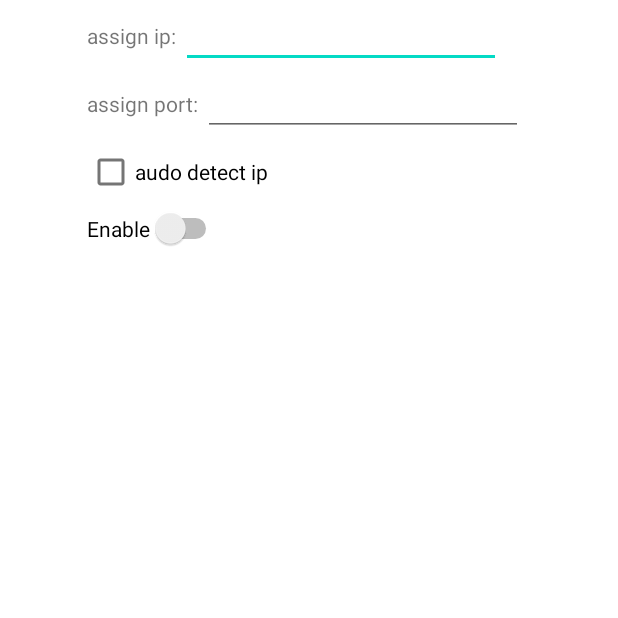
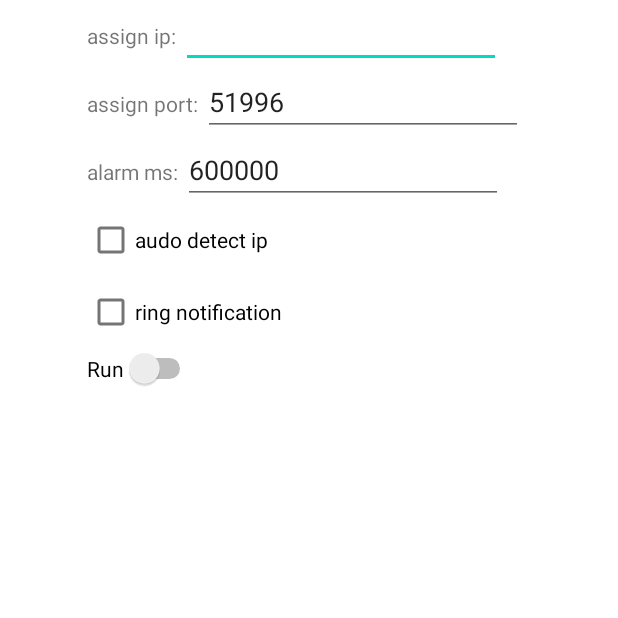
Before and after one commit to jianxin927/AndroidSensorShare, an Android app: the screen it shows after launch (NetSenderActivity), on a phone screen of 412 x 824 dp, the top half of it. Run offline under Robolectric (Android 15) with nearby library versions, the phone set to English and light mode, and no system bars.

```diff
--- a/app/src/main/java/com/example/androidsensorshare/NetSenderActivity.java
+++ b/app/src/main/java/com/example/androidsensorshare/NetSenderActivity.java
@@ -5,42 +5,28 @@ import static java.lang.Math.abs;
 import androidx.appcompat.app.AppCompatActivity;
 
 import android.Manifest;
-import android.app.Notification;
-import android.app.NotificationChannel;
-import android.app.NotificationManager;
-import android.content.Context;
 import android.content.Intent;
-import android.hardware.Sensor;
-import android.hardware.SensorEvent;
-import android.hardware.SensorEventListener;
-import android.hardware.SensorManager;
-import android.os.Build;
 import android.os.Bundle;
-import android.util.Log;
-import android.view.KeyEvent;
 import android.widget.CheckBox;
 import android.widget.CompoundButton;
 import android.widget.EditText;
 import android.widget.Switch;
 import android.widget.TextView;
-
-import java.net.Inet6Address;
-import java.net.InetAddress;
-import java.net.NetworkInterface;
-import java.net.SocketException;
-import java.net.UnknownHostException;
-import java.util.Enumeration;
+import android.widget.Toast;
 
 public class NetSenderActivity extends AppCompatActivity {
     public
     String TAG = "######";
     CheckBox ckbox_autoip;
     EditText edit_targetip;
+    EditText edit_targetport;
     Switch sw;
     TextView iplist;
-    UDP_Broadcast udp = null;
-    LoopTransfer sender;
+    UDP_Broadcast udp;
     Intent startIntent;
+
+    static int backPressCount=0;
+    static long lastBackClickTime=0;
     @Override
     protected void onCreate(Bundle savedInstanceState) {
         super.onCreate(savedInstanceState);
@@ -62,12 +48,17 @@ public class NetSenderActivity extends AppCompatActivity {
         iplist = findViewById(R.id.iplist);
         sw = findViewById(R.id.switch_enable);
         edit_targetip = findViewById(R.id.edit_targetip);
+        edit_targetport = findViewById(R.id.editTextUDPport);
         ckbox_autoip = findViewById(R.id.checkBox_autoip);
+
+        edit_targetport.setText("51996");
+
+        ((EditText)findViewById(R.id.editTextAlarmtime)).setText("600000");//10 min
 
         globalAppClass.netSenderActivity = this;
 
-        udp = new UDP_Broadcast(51996);
-        sender = new LoopTransfer(udp);//auto destroy when complete
+        udp = new UDP_Broadcast();
+
         startIntent = new Intent(this, MyService.class);
 
         iplist.setText(udp.ip_info);
@@ -76,11 +67,12 @@ public class NetSenderActivity extends AppCompatActivity {
             @Override
             public void onCheckedChanged(CompoundButton compoundButton, boolean b) {
                 if (b) {
-                    //udp.assignip(edit_targetip.getText().toString());
-                    //sender.start();
+                    globalAppClass.sender = new LoopTransfer(udp);//auto destroy when complete
+                    udp.assignport(Integer.parseInt(edit_targetport.getText().toString()));
+                    globalAppClass.ringNotify = ((CheckBox)findViewById(R.id.checkBox_ringNotify)).isChecked();
+                    globalAppClass.alarmtime = Integer.parseInt(((EditText)findViewById(R.id.editTextAlarmtime)).getText().toString());
                     startService(startIntent);
                 }else{
-                    //sender.needstop = true;
                     stopService(startIntent);
                 }
             }
@@ -100,7 +92,20 @@ public class NetSenderActivity extends AppCompatActivity {
                 }
             }
         });
+    }
 
-
+    @Override
+    public void onBackPressed() {
+        backPressCount++;
+        if(backPressCount==1) {
+            lastBackClickTime = System.currentTimeMillis();
+        }else if(backPressCount==2 && (System.currentTimeMillis() - lastBackClickTime) < 2000) {
+            super.onBackPressed();
+            backPressCount = 0;//如果不清，再次运行程序会出现count==3的情况
+            return;
+        }else {
+            backPressCount = 0;
+        }
+        Toast.makeText(this, "Double click back to Exit !", Toast.LENGTH_SHORT).show();
     }
 }
--- a/app/src/main/java/com/example/androidsensorshare/UDP_Broadcast.java
+++ b/app/src/main/java/com/example/androidsensorshare/UDP_Broadcast.java
@@ -39,15 +39,18 @@ public class UDP_Broadcast {
     DatagramPacket dj = null;
     DatagramSocket socket = null;
 
-    public UDP_Broadcast( int dstport){
+    public UDP_Broadcast(){
         retrieveipList();
         assignip("255.255.255.255");
-        port = dstport;
+        assignport(51995);
         autoip = false;
     }
     void assignip(String ip){
         ip_assign = ip;
         updateTarget();
+    }
+    void assignport(int port){
+        this.port = port;
     }
     void setautoip(Boolean b){
         autoip = b;
@@ -59,9 +62,10 @@ public class UDP_Broadcast {
             if(!isValidIP(ip_final_dest)) {
                 Toast.makeText(globalAppClass.globalContext, "Invalid ip: " + "<"+ip_final_dest+">", Toast.LENGTH_SHORT).show();
             }else {
+                globalAppClass.PlayNotificationSound();
+                DatagramPacket sendPacket = new DatagramPacket(data, data.length, group, port);
                 socket = new DatagramSocket();
                 socket.setBroadcast(true);
-                DatagramPacket sendPacket = new DatagramPacket(data, data.length, group, port);
                 socket.send(sendPacket);
                 socket.close();
             }
--- a/app/src/main/java/com/example/androidsensorshare/globalAppClass.java
+++ b/app/src/main/java/com/example/androidsensorshare/globalAppClass.java
@@ -11,7 +11,9 @@ public class globalAppClass extends Application {
     static Context globalContext;
     static NetSenderActivity netSenderActivity;
     private static Ringtone mRingtone;
-
+    public static LoopTransfer sender;
+    public static boolean ringNotify;
+    public static int alarmtime;
     public void onCreate(){
         super.onCreate();
         globalContext = getApplicationContext();
@@ -20,7 +22,8 @@ public class globalAppClass extends Application {
         mRingtone = RingtoneManager.getRingtone(globalContext, mUri);
     }
     public static void PlayNotificationSound() {
-        mRingtone.play();
+       if(ringNotify)
+           mRingtone.play();
     }
 
 }
--- a/app/src/main/res/layout/activity_net_sender.xml
+++ b/app/src/main/res/layout/activity_net_sender.xml
@@ -1,7 +1,6 @@
 <?xml version="1.0" encoding="utf-8"?>
 
-<androidx.appcompat.widget.LinearLayoutCompat
-    xmlns:android="http://schemas.android.com/apk/res/android"
+<androidx.appcompat.widget.LinearLayoutCompat xmlns:android="http://schemas.android.com/apk/res/android"
     xmlns:app="http://schemas.android.com/apk/res-auto"
     xmlns:tools="http://schemas.android.com/tools"
     android:layout_width="match_parent"
@@ -56,16 +55,38 @@
                 <LinearLayout
                     android:layout_width="match_parent"
                     android:layout_height="match_parent"
+                    android:layout_weight="2"
                     android:orientation="horizontal">
 
                     <TextView
                         android:id="@+id/textView2"
                         android:layout_width="wrap_content"
                         android:layout_height="wrap_content"
-                        android:text="assign port: "  />
+                        android:text="assign port: " />
 
                     <EditText
-                        android:id="@+id/editTextTextUDPport"
+                        android:id="@+id/editTextUDPport"
+                        android:layout_width="wrap_content"
+                        android:layout_height="wrap_content"
+                        android:ems="10"
+                        android:inputType="textPersonName"
+                        android:text="" />
+                </LinearLayout>
+
+                <LinearLayout
+                    android:layout_width="match_parent"
+                    android:layout_height="match_parent"
+                    android:layout_weight="2"
+                    android:orientation="horizontal">
+
+                    <TextView
+                        android:id="@+id/textViewAlarmtime"
+                        android:layout_width="wrap_content"
+                        android:layout_height="wrap_content"
+                        android:text="alarm ms: " />
+
+                    <EditText
+                        android:id="@+id/editTextAlarmtime"
                         android:layout_width="wrap_content"
                         android:layout_height="wrap_content"
                         android:ems="10"
@@ -80,12 +101,29 @@
                     android:layout_weight="2"
                     android:text="audo detect ip" />
 
+                <CheckBox
+                    android:id="@+id/checkBox_ringNotify"
+                    android:layout_width="match_parent"
+                    android:layout_height="wrap_content"
+                    android:layout_weight="2"
+                    android:text="ring notification" />
+
+                <Space
+                    android:layout_width="match_parent"
+                    android:layout_height="wrap_content"
+                    android:layout_weight="3" />
+
                 <Switch
                     android:id="@+id/switch_enable"
                     android:layout_width="wrap_content"
                     android:layout_height="wrap_content"
                     android:layout_weight="2"
-                    android:text="Enable" />
+                    android:text="Run" />
+
+                <Space
+                    android:layout_width="match_parent"
+                    android:layout_height="wrap_content"
+                    android:layout_weight="3" />
 
                 <TextView
                     android:id="@+id/iplist"
@@ -100,17 +138,6 @@
                 android:layout_weight="1" />
         </TableRow>
 
-        <TableRow
-            android:layout_width="match_parent"
-            android:layout_height="match_parent" />
-
-        <TableRow
-            android:layout_width="match_parent"
-            android:layout_height="match_parent" />
-
-        <TableRow
-            android:layout_width="match_parent"
-            android:layout_height="match_parent" />
     </TableLayout>
 
 </androidx.appcompat.widget.LinearLayoutCompat>
```
Also changed, not shown: app/src/main/java/com/example/androidsensorshare/LoopTransfer.java (+14 -3 lines), app/src/main/java/com/example/androidsensorshare/MyService.java (+6 -9 lines).
